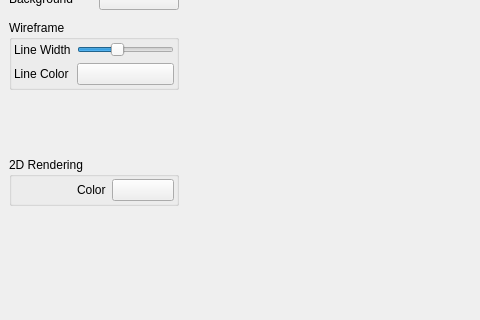
First picture: the form in ui/AthenaMainWindow.ui, repository lcbb/athena, before the edit; both pictures show x 0 to 480 and y 242 to 562 of the 828 by 562 pixel window.
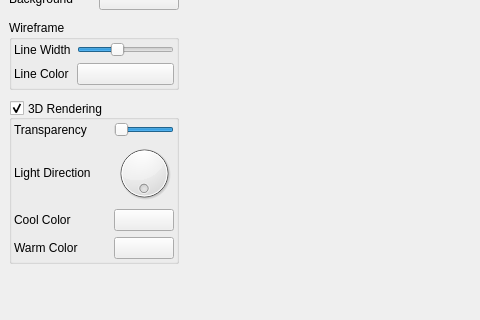
Second picture: the form after the edit. The open tabs and pages were chosen to show the change. Custom widgets are drawn as their Qt base class.

```diff
--- a/ui/AthenaMainWindow.ui
+++ b/ui/AthenaMainWindow.ui
@@ -246,7 +246,7 @@
             <property name="currentIndex">
              <number>0</number>
             </property>
-            <widget class="QWidget" name="controls_2D">
+            <widget class="QWidget" name="controls_2D_container">
              <property name="sizePolicy">
               <sizepolicy hsizetype="Maximum" vsizetype="Expanding">
                <horstretch>0</horstretch>
@@ -276,7 +276,7 @@
                <number>0</number>
               </property>
               <item>
-               <widget class="QGroupBox" name="groupBox_2">
+               <widget class="QGroupBox" name="controls_2D">
                 <property name="sizePolicy">
                  <sizepolicy hsizetype="Maximum" vsizetype="Maximum">
                   <horstretch>1</horstretch>
@@ -301,6 +301,9 @@
                 <property name="flat">
                  <bool>true</bool>
                 </property>
+                <property name="checkable">
+                 <bool>true</bool>
+                </property>
                 <layout class="QGridLayout" name="gridLayout_2" columnstretch="0,0,0">
                  <property name="leftMargin">
                   <number>2</number>
@@ -352,7 +355,7 @@
               </item>
              </layout>
             </widget>
-            <widget class="QWidget" name="controls_3D">
+            <widget class="QWidget" name="controls_3D_container">
              <property name="sizePolicy">
               <sizepolicy hsizetype="Fixed" vsizetype="Minimum">
                <horstretch>0</horstretch>
@@ -376,7 +379,7 @@
                <number>0</number>
               </property>
               <item>
-               <widget class="QGroupBox" name="groupBox_3">
+               <widget class="QGroupBox" name="controls_3D">
                 <property name="sizePolicy">
                  <sizepolicy hsizetype="Fixed" vsizetype="Preferred">
                   <horstretch>0</horstretch>
@@ -398,6 +401,12 @@
                 <property name="flat">
                  <bool>true</bool>
                 </property>
+                <property name="checkable">
+                 <bool>true</bool>
+                </property>
+                <property name="checked">
+                 <bool>true</bool>
+                </property>
                 <layout class="QGridLayout" name="gridLayout_4" rowstretch="0,0,0,0,0" columnstretch="0,0" columnminimumwidth="0,0">
                  <property name="sizeConstraint">
                   <enum>QLayout::SetDefaultConstraint</enum>
```
Left out of the diff: 14 changed lines with no effect on the pictures.
